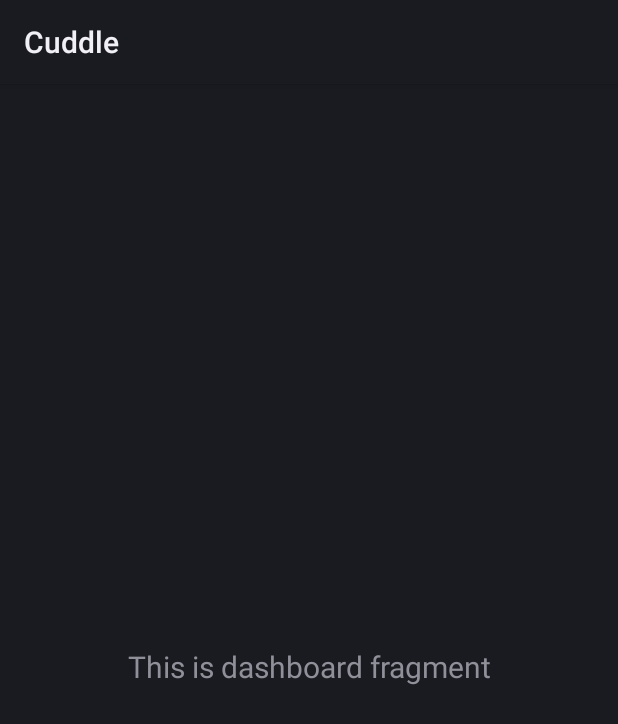
After one commit to AmanKothari20/codeUntil50, an Android app: the fragment DashboardFragment shown on its own in the app's theme, on a phone screen of 412 x 824 dp. The commit adds this screen. Shown: the top 724 px of the screen. Run offline under Robolectric (Android 15) with nearby library versions, the phone set to English and light mode, and no system bars.

Commit message:
trash commit

```diff
--- /dev/null
+++ b/app/src/main/java/com/bitaam/cuddle/ui/dashboard/DashboardFragment.java
@@ -0,0 +1,44 @@
+package com.bitaam.cuddle.ui.dashboard;
+
+import android.os.Bundle;
+import android.view.LayoutInflater;
+import android.view.View;
+import android.view.ViewGroup;
+import android.widget.TextView;
+import androidx.annotation.NonNull;
+import androidx.annotation.Nullable;
+import androidx.fragment.app.Fragment;
+import androidx.lifecycle.Observer;
+import androidx.lifecycle.ViewModelProvider;
+import com.bitaam.cuddle.R;
+import com.bitaam.cuddle.databinding.FragmentDashboardBinding;
+
+public class DashboardFragment extends Fragment {
+
+    private DashboardViewModel dashboardViewModel;
+private FragmentDashboardBinding binding;
+
+    public View onCreateView(@NonNull LayoutInflater inflater,
+            ViewGroup container, Bundle savedInstanceState) {
+        dashboardViewModel =
+                new ViewModelProvider(this).get(DashboardViewModel.class);
+
+    binding = FragmentDashboardBinding.inflate(inflater, container, false);
+    View root = binding.getRoot();
+
+        final TextView textView = binding.textDashboard;
+        dashboardViewModel.getText().observe(getViewLifecycleOwner(), new Observer<String>() {
+            @Override
+            public void onChanged(@Nullable String s) {
+                textView.setText(s);
+            }
+        });
+        return root;
+    }
+
+@Override
+    public void onDestroyView() {
+        super.onDestroyView();
+        binding = null;
+    }
+}
--- /dev/null
+++ b/app/src/main/java/com/bitaam/cuddle/ui/dashboard/DashboardViewModel.java
@@ -0,0 +1,19 @@
+package com.bitaam.cuddle.ui.dashboard;
+
+import androidx.lifecycle.LiveData;
+import androidx.lifecycle.MutableLiveData;
+import androidx.lifecycle.ViewModel;
+
+public class DashboardViewModel extends ViewModel {
+
+    private MutableLiveData<String> mText;
+
+    public DashboardViewModel() {
+        mText = new MutableLiveData<>();
+        mText.setValue("This is dashboard fragment");
+    }
+
+    public LiveData<String> getText() {
+        return mText;
+    }
+}
--- /dev/null
+++ b/app/src/main/res/layout/fragment_dashboard.xml
@@ -0,0 +1,23 @@
+<?xml version="1.0" encoding="utf-8"?>
+<androidx.constraintlayout.widget.ConstraintLayout
+    xmlns:android="http://schemas.android.com/apk/res/android"
+    xmlns:app="http://schemas.android.com/apk/res-auto"
+    xmlns:tools="http://schemas.android.com/tools"
+    android:layout_width="match_parent"
+    android:layout_height="match_parent"
+    tools:context=".ui.dashboard.DashboardFragment" >
+
+    <TextView
+        android:id="@+id/text_dashboard"
+        android:layout_width="match_parent"
+        android:layout_height="wrap_content"
+        android:layout_marginStart="8dp"
+        android:layout_marginTop="8dp"
+        android:layout_marginEnd="8dp"
+        android:textAlignment="center"
+        android:textSize="20sp"
+        app:layout_constraintEnd_toEndOf="parent"
+        app:layout_constraintStart_toStartOf="parent"
+        app:layout_constraintTop_toTopOf="parent"
+        app:layout_constraintBottom_toBottomOf="parent" />
+</androidx.constraintlayout.widget.ConstraintLayout>
--- a/app/src/main/res/values/strings.xml
+++ b/app/src/main/res/values/strings.xml
@@ -1,4 +1,5 @@
 <resources>
     <string name="app_name">Cuddle</string>
     <string name="oauth_client">278997290591-4qlrk86jk6dg2212hvrl5qo2tn5c6mag.apps.googleusercontent.com</string>
+    <string name="title_activity_main2">MainActivity</string>
 </resources>
```
Also changed, not shown: app/src/main/AndroidManifest.xml (+10 -6 lines), app/src/main/java/com/bitaam/cuddle/ui/home/HomeFragment.java (added, +44 -0 lines), app/src/main/java/com/bitaam/cuddle/ui/home/HomeViewModel.java (added, +19 -0 lines), app/src/main/java/com/bitaam/cuddle/ui/notifications/NotificationsFragment.java (added, +44 -0 lines), app/src/main/java/com/bitaam/cuddle/ui/notifications/NotificationsViewModel.java (added, +19 -0 lines), app/src/main/res/layout/fragment_home.xml (added, +23 -0 lines), app/src/main/res/layout/fragment_notifications.xml (added, +23 -0 lines), app/src/main/res/navigation/mobile_navigation.xml (added, +25 -0 lines), app/src/main/res/drawable/background.xml (line endings or trailing spaces), app/src/main/res/drawable/flash_drawable.xml (line endings or trailing spaces), app/src/main/res/layout/activity_log_in.xml (line endings or trailing spaces).
